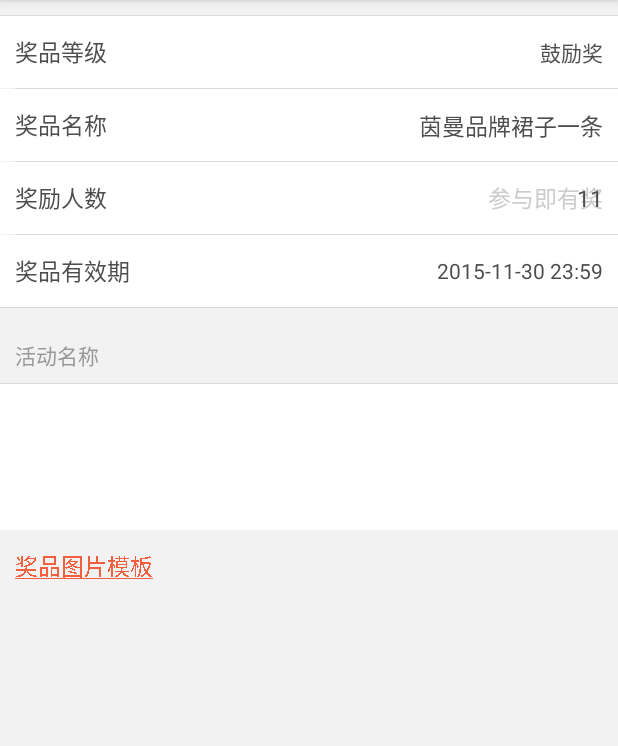
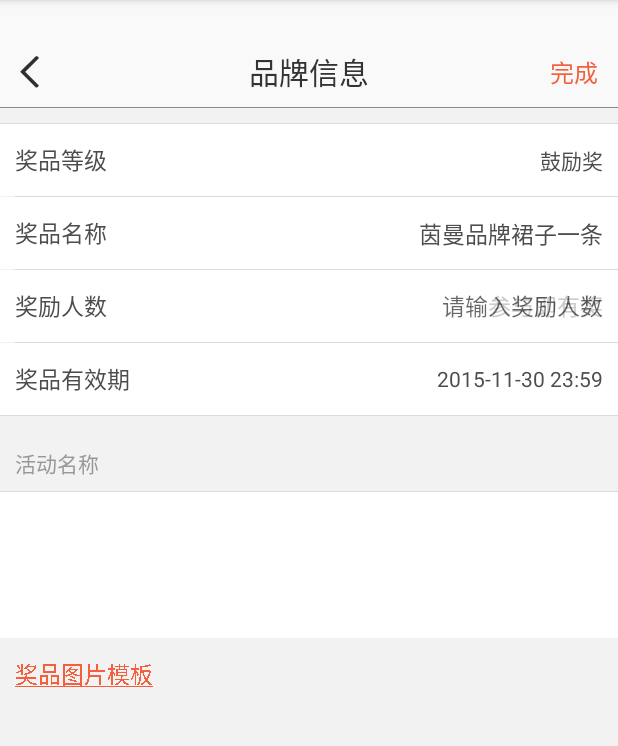
Before and after one commit to smallhorse87/MyBole, an Android app: the PrizeActivity screen opened directly, with no data from a screen before it, on a phone screen of 412 x 824 dp, the part 84-830 px from its top. Run offline under Robolectric (Android 15) with nearby library versions, the phone set to English and light mode, and no system bars; our stand-ins replace ButterKnife; libraries missing offline, so code that uses them is left out: com.bigkoo.pickerview; 5 statements that could not run were skipped.

Commit message:
添加奖品-选择奖项等级

```diff
--- a/app/src/main/res/layout/activity_main.xml
+++ b/app/src/main/res/layout/activity_main.xml
@@ -244,7 +244,7 @@
                 android:layout_width="44dp"
                 android:layout_height="44dp"
                 android:src="@drawable/homepage_setting_btn_selector"
-                android:id="@+id/imageView6"
+                android:id="@+id/iv_settings"
                 android:scaleType="center"
                 android:layout_gravity="bottom"
                 android:layout_marginBottom="40dp"
--- a/app/src/main/res/layout/activity_prize.xml
+++ b/app/src/main/res/layout/activity_prize.xml
@@ -6,7 +6,14 @@
     android:layout_height="match_parent"
     tools:context="com.zhitian.mybole.activity.myactivities.PrizeActivity"
     android:orientation="vertical"
-    android:background="#f2f2f2">
+    android:background="#f2f2f2"
+    android:focusable="true"
+    android:focusableInTouchMode="true">
+
+    <com.bacy.view.titlebar.TitleBar
+        android:id="@+id/title_bar"
+        android:layout_width="match_parent"
+        android:layout_height="wrap_content"/>
 
     <include layout="@layout/divider_h_no_margin"
         android:layout_width="match_parent"
@@ -19,7 +26,9 @@
         android:layout_height="48dp"
         android:background="@drawable/cell_selector"
         android:id="@+id/ll_prize_level"
-        android:clickable="true">
+        android:clickable="true"
+        android:focusable="false"
+        android:focusableInTouchMode="false">
 
         <TextView
             android:layout_width="wrap_content"
@@ -83,8 +92,10 @@
             android:layout_weight="1"
             android:background="@null"
             android:layout_marginRight="10dp"
-            android:gravity="center_vertical|right"
-            android:maxLength="40" />
+            android:gravity="center_vertical|end"
+            android:maxLength="40"
+            android:ellipsize="end"
+            android:singleLine="true" />
     </LinearLayout>
 
     <include layout="@layout/divider_h_left_margin"/>
@@ -121,8 +132,9 @@
                 android:layout_height="match_parent"
                 android:text="参与即有奖"
                 android:id="@+id/tv_count_negative"
-                android:gravity="center_vertical|right"
+                android:gravity="center_vertical|end"
                 android:layout_marginRight="10dp"
+                android:singleLine="true"
                 android:textSize="15dp"
                 android:textColor="#cccccc" />
 
@@ -130,17 +142,18 @@
                 android:layout_width="match_parent"
                 android:layout_height="match_parent"
                 android:id="@+id/et_count"
-                android:text="11"
                 android:layout_gravity="center_vertical"
                 android:textColor="#4d4d4d"
                 android:textSize="15dp"
                 android:layout_weight="1"
                 android:background="@null"
                 android:layout_marginRight="10dp"
-                android:gravity="center_vertical|right"
+                android:ellipsize="end"
+                android:gravity="center_vertical|end"
                 android:inputType="numberDecimal"
                 android:maxLength="4"
-                android:hint="请输入奖励人数" />
+                android:singleLine="true"
+                android:hint="请输入奖励人数"/>
         </RelativeLayout>
 
     </LinearLayout>
```
Also changed, not shown: app/src/main/java/com/zhitian/mybole/activity/MainActivity.java (+18 -8 lines), app/src/main/java/com/zhitian/mybole/activity/Rank/RankActivity.java (+4 -3 lines), app/src/main/java/com/zhitian/mybole/activity/myactivities/PrizeActivity.java (+76 -20 lines), app/src/main/java/com/zhitian/mybole/entity/RankInfo.java (+0 -78 lines), app/src/main/java/com/zhitian/mybole/model/ActivityFormModel.java (+44 -9 lines), app/src/main/java/com/zhitian/mybole/utils/PrizeLevelUtil.java (added, +120 -0 lines).
